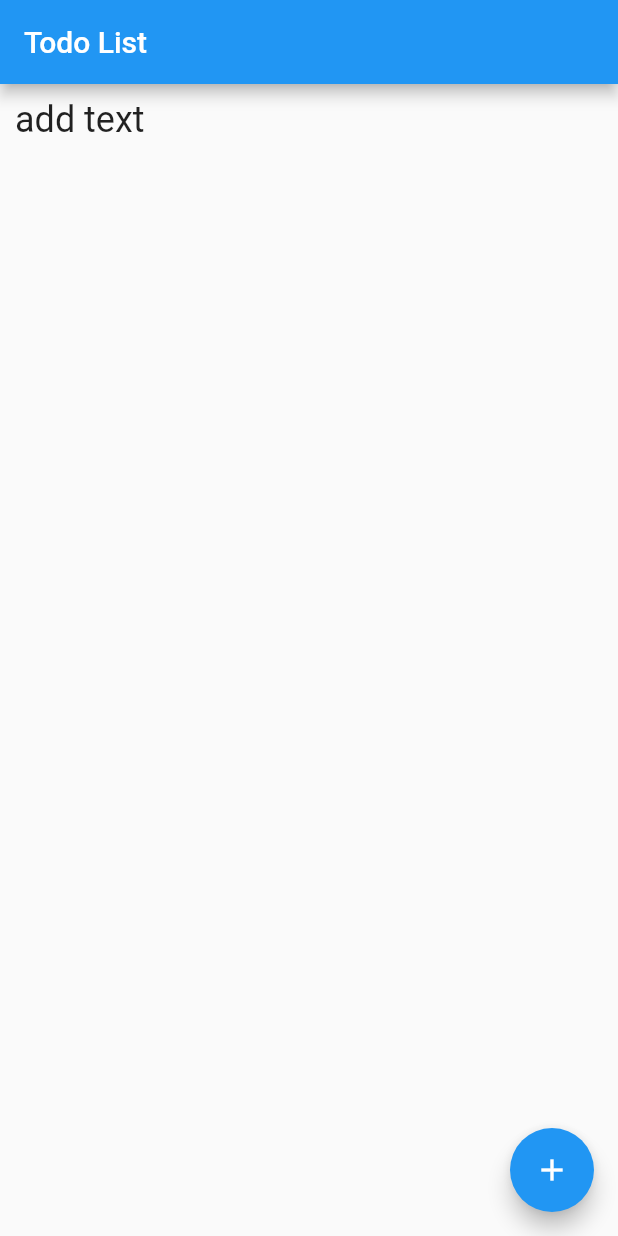
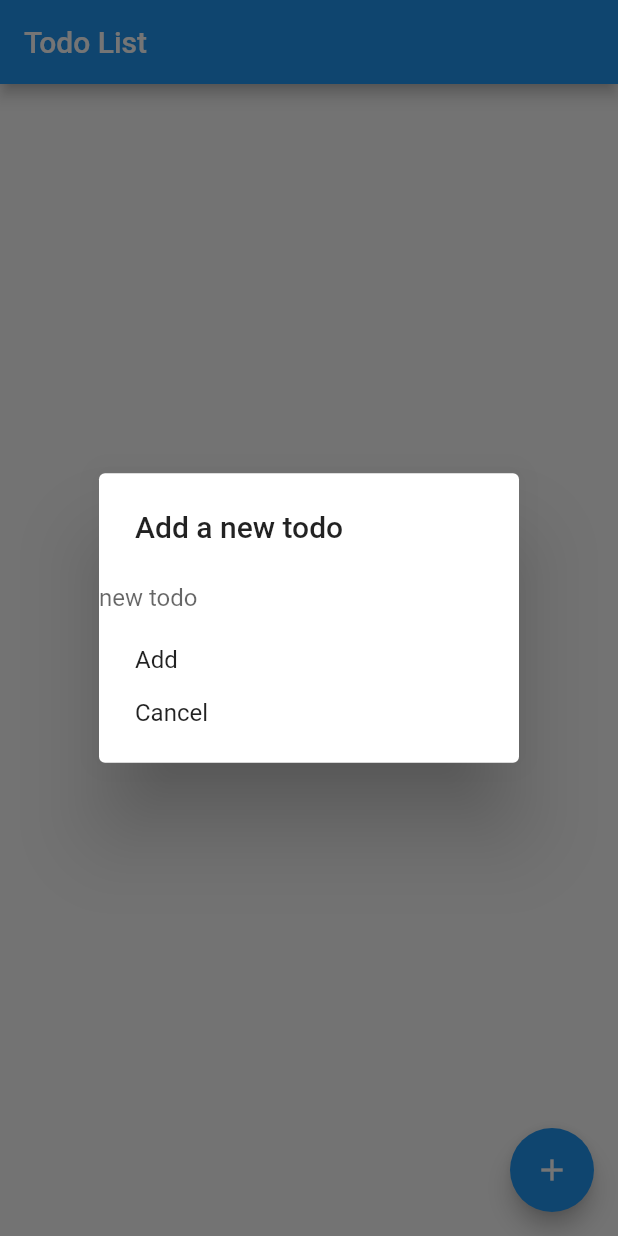
Before and after one commit to napoleon-na/FlutterTodo, a Flutter app: the screen it shows after launch, after a tap on the "add" icon, on a phone screen of 412 x 824 dp. Run offline on Flutter 3.47's test engine with Material 2 defaults, Android fonts, the phone set to English and light mode, and no system bars.

Commit message:
Add dialog to add a new todo, it shows by clicking floating action button.

```diff
--- a/lib/main.dart
+++ b/lib/main.dart
@@ -1,4 +1,5 @@
 import 'package:flutter/material.dart';
+import 'dart:async';
 
 void main() => runApp(new MyApp());
 
@@ -22,8 +23,14 @@ class MyHomePage extends StatefulWidget {
   _MyHomePageState createState() => new _MyHomePageState();
 }
 
+enum Answer {
+  ADD,
+  CANCEL
+}
+
 class _MyHomePageState extends State<MyHomePage> {
   final todoList = <Widget>[];
+  final controller = TextEditingController();
 
   Widget _makeTodoItem(String text) {
     return Padding(
@@ -35,11 +42,62 @@ class _MyHomePageState extends State<MyHomePage> {
       );
   }
 
-  void _incrementCounter() {
-    // TODO: show modal to add new todo item
+  SimpleDialog _addTodoDialog() {
+    return SimpleDialog(
+      title: const Text('Add a new todo'),
+      // TODO styling
+      children: <Widget>[
+        TextField(
+          controller: controller,
+          decoration: InputDecoration(
+            border: InputBorder.none,
+            hintText: 'new todo'
+          ),
+        ),
+        SimpleDialogOption(
+          onPressed: () {
+            // TODO validation
+            Navigator.pop(context, Answer.ADD);
+          },
+          child: const Text('Add'),
+        ),
+        SimpleDialogOption(
+          onPressed: () {
+            Navigator.pop(context, Answer.CANCEL);
+          },
+          child: const Text('Cancel'),
+        ),
+      ],
+    );
+  }
+
+  void _addTodo(String todo) {
     setState(() {
-      todoList.add(_makeTodoItem('add text'));
+      todoList.insert(0, _makeTodoItem(todo));
     });
+  }
+
+  Future<Null> _askedToAdd() async {
+    switch (await showDialog<Answer>(
+      context: context,
+      builder: (BuildContext context) {
+        return _addTodoDialog();
+      }
+    )) {
+      case Answer.ADD:
+        _addTodo(controller.text);
+        controller.clear();
+        break;
+
+      case Answer.CANCEL:
+        break;
+    }
+  }
+
+  @override
+  void dispose() {
+    controller.dispose();
+    super.dispose();
   }
 
   @override
@@ -61,7 +119,7 @@ class _MyHomePageState extends State<MyHomePage> {
         ],
       ),
       floatingActionButton: new FloatingActionButton(
-        onPressed: _incrementCounter,
+        onPressed: _askedToAdd,
         tooltip: 'Increment',
         child: new Icon(Icons.add),
       ),
```
